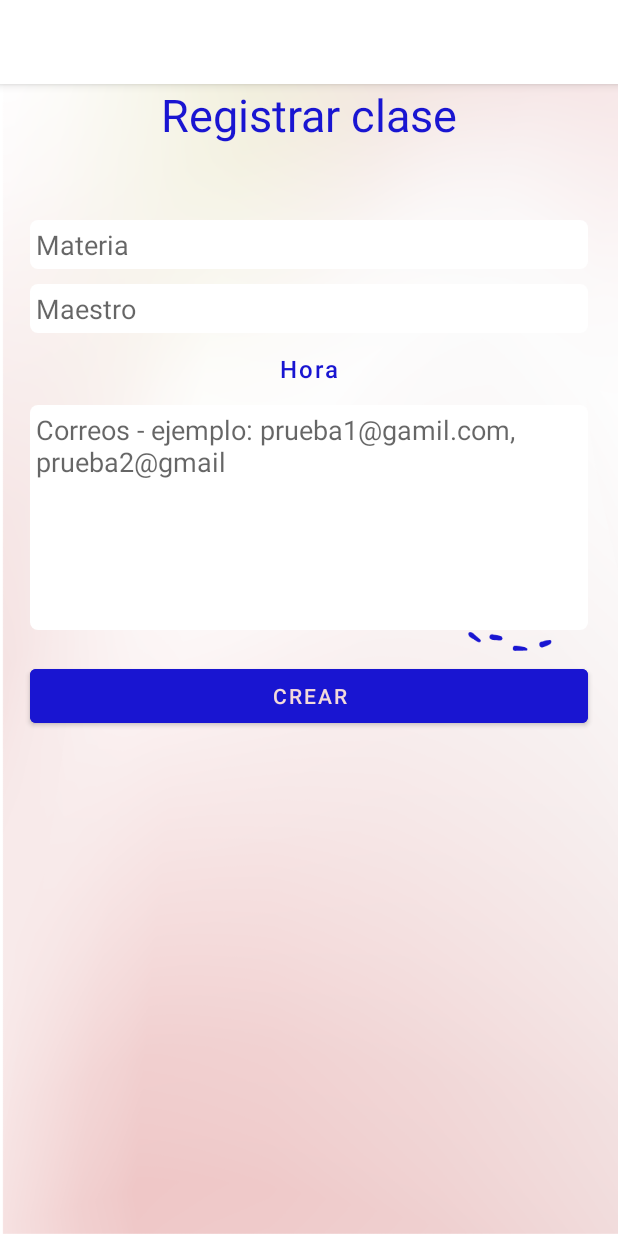
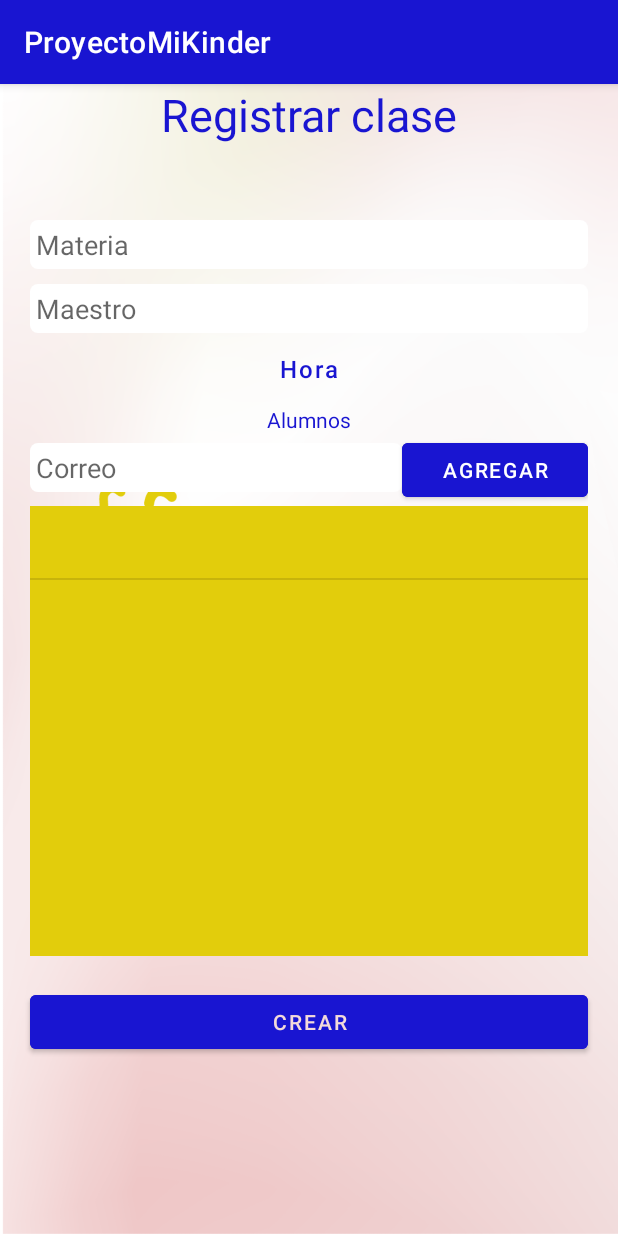
Before and after one commit to Nosequep/proyectoMiKinder, an Android app: the RegistrarClase screen opened directly, with no data from a screen before it, after a tap on "CREAR", on a phone screen of 412 x 824 dp. Run offline under Robolectric (Android 15) with nearby library versions, the phone set to English and light mode, and no system bars; our stand-ins replace Firebase (no records; nobody signed in at launch, a user with empty details on screens opened directly); 2 other taps on this screen came first.

Commit message:
Agregando registrar clases

```diff
--- a/app/src/main/java/valera/jesus/proyectomikinder/InicioActivity.kt
+++ b/app/src/main/java/valera/jesus/proyectomikinder/InicioActivity.kt
@@ -219,7 +219,7 @@ class InicioActivity : AppCompatActivity(), NavigationView.OnNavigationItemSelec
     }
 
     private fun isMaestro(){
-        storage.collection("usuario")
+        storage.collection("usuarios")
                 .whereEqualTo("correo", usuario.currentUser.email)
                 .get()
                 .addOnSuccessListener {
--- a/app/src/main/java/valera/jesus/proyectomikinder/RegistrarClase.kt
+++ b/app/src/main/java/valera/jesus/proyectomikinder/RegistrarClase.kt
@@ -3,6 +3,7 @@ package valera.jesus.proyectomikinder
 import android.app.TimePickerDialog
 import androidx.appcompat.app.AppCompatActivity
 import android.os.Bundle
+import android.widget.ArrayAdapter
 import android.widget.Toast
 import com.google.firebase.auth.FirebaseAuth
 import com.google.firebase.firestore.FirebaseFirestore
@@ -14,6 +15,7 @@ import java.util.*
 class RegistrarClase : AppCompatActivity() {
     private lateinit var storage: FirebaseFirestore
     private lateinit var usuario : FirebaseAuth
+    private lateinit var alumnos: ArrayList<String>
 
     override fun onCreate(savedInstanceState: Bundle?) {
         super.onCreate(savedInstanceState)
@@ -39,13 +41,23 @@ class RegistrarClase : AppCompatActivity() {
                     cal.get(Calendar.MINUTE), true).show()
 
         }
+
+        alumnos= ArrayList<String>()
+        var ADP: ArrayAdapter<String> = ArrayAdapter<String>(this, android.R.layout.simple_list_item_1, alumnos)
+        this.lv_alumnos.adapter = ADP
+        this.b_agregar.setOnClickListener {
+            alumnos.add(this.et_correoAlumno.text.toString())
+            ADP.notifyDataSetChanged()
+            this.et_correoAlumno.setText("")
+        }
+
     }
 
     private fun valida_registro(){
         var materia: String = et_materia.text.toString()
         var maestro: String = et_maestro.text.toString()
         var hora: String = btn_time.text.toString()
-        var correos: String = et_correos.text.toString()
+        //var correos: String = et_correos.text.toString()
 
         if(!materia.isNullOrBlank() && !maestro.isNullOrBlank() && !hora.isNullOrBlank()){
 
@@ -56,9 +68,7 @@ class RegistrarClase : AppCompatActivity() {
 
     }
 
-    private fun obtenerCorreos() : List<String>{
-        return this.et_correos.text.toString().split(",")
-    }
+
 
     private fun registrarClase(){
 
@@ -66,7 +76,7 @@ class RegistrarClase : AppCompatActivity() {
             "maestro" to et_maestro.text.toString(),
             "materia" to et_materia.text.toString(),
             "hora" to btn_time.text.toString(),
-            "alumnos" to this.obtenerCorreos()
+            "alumnos" to this.alumnos
         )
         storage.collection("clases")
             .add(clase)
--- /dev/null
+++ b/app/src/main/res/drawable/perfil_layout_redondeado.xml
@@ -0,0 +1,6 @@
+<?xml version="1.0" encoding="utf-8"?>
+<shape xmlns:android="http://schemas.android.com/apk/res/android">
+    <corners android:topLeftRadius="50dp"
+        android:topRightRadius="50dp"/>
+    <solid android:color="#ffffff"/>
+</shape>
--- a/app/src/main/res/layout/activity_llamada1.xml
+++ b/app/src/main/res/layout/activity_llamada1.xml
@@ -14,6 +14,7 @@
         android:orientation="horizontal">
 
         <Button
+            android:id="@+id/b_regresar"
             android:layout_width="51dp"
             android:layout_height="50dp"
             android:background="@drawable/ic_baseline_navigate_before_24" />
--- a/app/src/main/res/layout/activity_registrar_clase.xml
+++ b/app/src/main/res/layout/activity_registrar_clase.xml
@@ -7,6 +7,13 @@
     android:orientation="vertical"
     android:background="@drawable/fondo2"
     tools:context=".RegistrarClase">
+    <ScrollView
+        android:layout_width="match_parent"
+        android:layout_height="match_parent">
+        <LinearLayout
+            android:layout_width="match_parent"
+            android:layout_height="match_parent"
+            android:orientation="vertical">
             <TextView
                 android:layout_width="match_parent"
                 android:layout_height="wrap_content"
@@ -48,6 +55,40 @@
 
                     android:background="?android:attr/selectableItemBackground"/>
 
+                <TextView
+                    android:layout_width="match_parent"
+                    android:layout_height="wrap_content"
+                    android:text = "Alumnos"
+                    android:textColor="@color/azul"
+                    android:textAlignment="center"/>
+                <LinearLayout
+                    android:layout_width="match_parent"
+                    android:layout_height="wrap_content"
+                    android:orientation="horizontal">
+                    <EditText
+                        android:id="@+id/et_correoAlumno"
+                        android:layout_width="0dp"
+                        android:layout_weight="2"
+                        android:layout_height="wrap_content"
+                        android:hint="Correo"
+                        android:background="@drawable/et_rounded"
+                        android:padding="4dp"/>
+                    <Button
+                        android:id="@+id/b_agregar"
+                        android:layout_width="0dp"
+                        android:layout_weight="1"
+                        android:layout_height="wrap_content"
+                        android:text="Agregar"
+                        android:backgroundTint="@color/azul"
+                        android:textColor="@color/white"/>
+
+                </LinearLayout>
+                <ListView
+                    android:id="@+id/lv_alumnos"
+                    android:layout_width="match_parent"
+                    android:layout_height="300dp"
+                    android:background="@color/amarillo"/>
+                <!--
                 <EditText
                     android:id="@+id/et_correos"
                     android:layout_width="match_parent"
@@ -57,6 +98,7 @@
                     android:hint="Correos - ejemplo: prueba1@gamil.com, prueba2@gmail"
                     android:background="@drawable/et_rounded"
                     android:padding="4dp"/>
+                -->
             </LinearLayout>
 
 
@@ -71,3 +113,6 @@
                 android:backgroundTint="@color/azul"/>
 
         </LinearLayout>
+    </ScrollView>
+
+</LinearLayout>
--- a/app/src/main/res/values/themes.xml
+++ b/app/src/main/res/values/themes.xml
@@ -2,7 +2,7 @@
     <!-- Base application theme. -->
     <style name="Theme.ProyectoMiKinder" parent="Theme.MaterialComponents.DayNight.DarkActionBar">
         <!-- Primary brand color. -->
-        <item name="colorPrimary">@color/white</item>
+        <item name="colorPrimary">@color/azul</item>
         <item name="colorPrimaryVariant">@color/rosa</item>
         <item name="colorOnPrimary">@color/rosa</item>
         <!-- Secondary brand color. -->
```
Also changed, not shown: app/src/main/java/valera/jesus/proyectomikinder/LlamadaActivity1.kt (+7 -0 lines), app/src/main/java/valera/jesus/proyectomikinder/PerfilActivity.kt (+37 -0 lines), app/src/main/java/valera/jesus/proyectomikinder/RegisterActivity.kt (+9 -2 lines), app/src/main/res/layout/activity_perfil.xml (+87 -90 lines), app/src/main/res/layout/activity_inicio.xml (indentation only). Lines whose indentation alone changed are shown as unchanged.
